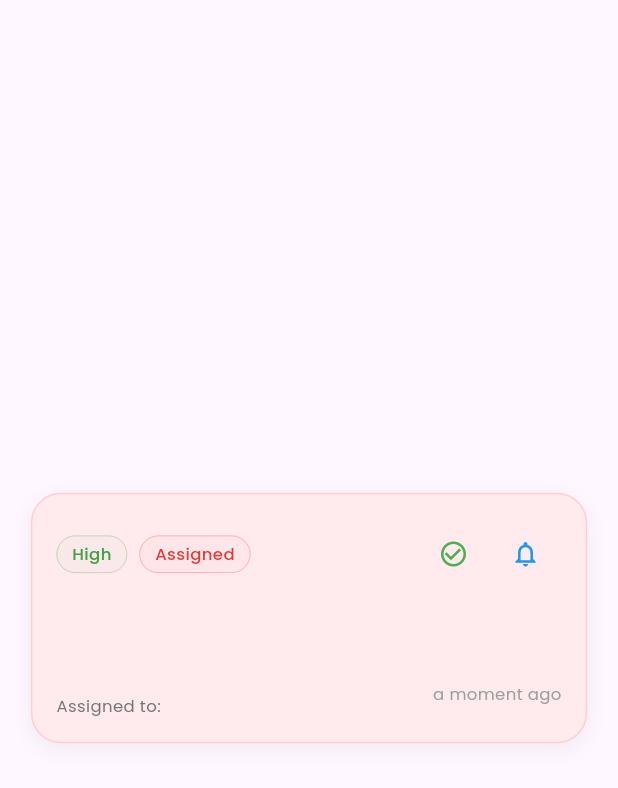
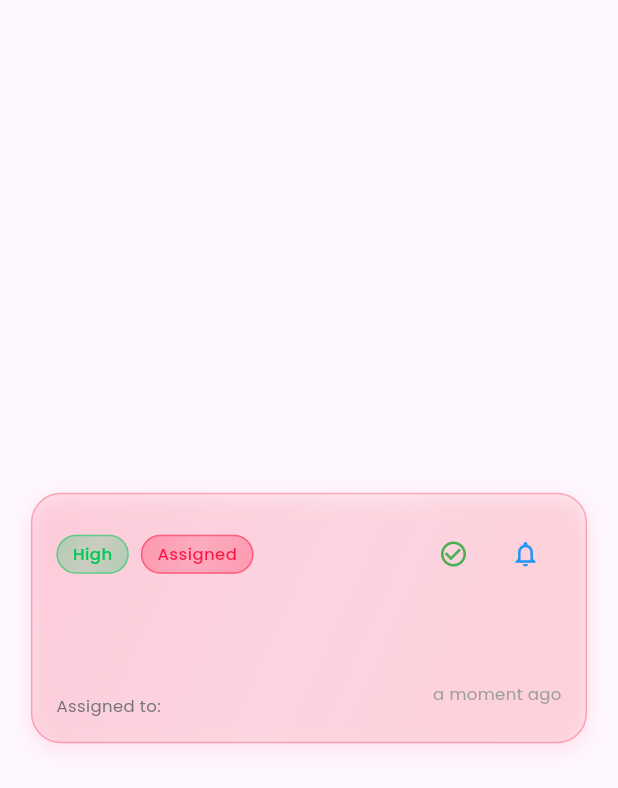
Before and after one commit to RonitGandotra05/bugzapp, a Flutter app: the BugCard widget shown alone on an empty page, opened directly with empty values, on a phone screen of 412 x 824 dp. Shown: the top 788 px of the screen. Run offline on Flutter 3.47's test engine with Material 3 defaults, Android fonts, the light colour scheme and no system bars; our stand-ins replace dio, file_picker, flutter_cache_manager, google_fonts, photo_view, shared_preferences and 1 more; accounts and stored records are empty; network calls fail.

Commit message:
RED AND GREEN BUG CARDS

```diff
--- a/lib/models/bug_filter.dart
+++ b/lib/models/bug_filter.dart
@@ -5,6 +5,12 @@ enum BugSortOption {
   oldest,
   severity,
   status
+}
+
+enum BugFilterType {
+  all,
+  resolved,
+  pending,
 }
 
 class BugFilter {
--- a/lib/widgets/bug_card.dart
+++ b/lib/widgets/bug_card.dart
@@ -37,33 +37,48 @@ class BugCard extends StatelessWidget {
 
   @override
   Widget build(BuildContext context) {
-    // Get screen width to maintain consistent card size
     final screenWidth = MediaQuery.of(context).size.width;
     final cardWidth = screenWidth > 600 ? 400.0 : screenWidth * 0.9;
 
-    // Define colors based on status
-    final backgroundColor = bug.status == BugStatus.assigned
-        ? const Color(0xFFFFEBEE)  // More noticeable red background
-        : const Color(0xFFE8F5E9); // More noticeable green background
+    // Define more vibrant, metallic-like gradients
+    final assignedGradient = LinearGradient(
+      begin: Alignment.topLeft,
+      end: Alignment.bottomRight,
+      colors: [
+        const Color(0xFFFF1744).withOpacity(0.1),  // Vibrant red
+        const Color(0xFFD50000).withOpacity(0.05),  // Deep red
+        const Color(0xFFFF5252).withOpacity(0.1),  // Light red
+      ],
+    );
 
-    final borderColor = bug.status == BugStatus.assigned
-        ? const Color(0xFFFFCDD2)  // Stronger red border
-        : const Color(0xFFC8E6C9); // Stronger green border
+    final resolvedGradient = LinearGradient(
+      begin: Alignment.topLeft,
+      end: Alignment.bottomRight,
+      colors: [
+        const Color(0xFF00C853).withOpacity(0.1),  // Vibrant green
+        const Color(0xFF1B5E20).withOpacity(0.05),  // Deep green
+        const Color(0xFF69F0AE).withOpacity(0.1),  // Light green
+      ],
+    );
 
     return Center(
       child: Container(
         width: cardWidth,
         margin: const EdgeInsets.symmetric(vertical: 8),
         decoration: BoxDecoration(
-          color: backgroundColor,
+          gradient: bug.status == BugStatus.assigned ? assignedGradient : resolvedGradient,
           borderRadius: BorderRadius.circular(20),
           border: Border.all(
-            color: borderColor,
+            color: bug.status == BugStatus.assigned
+                ? const Color(0xFFFF1744).withOpacity(0.3)  // Red border
+                : const Color(0xFF00C853).withOpacity(0.3), // Green border
             width: 1,
           ),
           boxShadow: [
             BoxShadow(
-              color: Colors.black.withOpacity(0.05),
+              color: (bug.status == BugStatus.assigned
+                  ? const Color(0xFFFF1744)
+                  : const Color(0xFF00C853)).withOpacity(0.1),
               blurRadius: 10,
               offset: const Offset(0, 4),
             ),
@@ -213,33 +228,33 @@ class BugCard extends StatelessWidget {
   }
 
   Widget _buildStatusChip({required String text, required Color color}) {
-    final chipColor = text.toLowerCase().contains('assigned')
-        ? const Color(0xFFE53935)  // Brighter red for assigned
-        : const Color(0xFF43A047); // Brighter green for resolved
+    final isAssigned = text.toLowerCase().contains('assigned');
+    final chipColor = isAssigned
+        ? const Color(0xFFFF1744)  // Vibrant red
+        : const Color(0xFF00C853); // Vibrant green
 
     return Container(
       padding: const EdgeInsets.symmetric(horizontal: 10, vertical: 4),
       decoration: BoxDecoration(
-        color: chipColor.withOpacity(0.15),
-        borderRadius: BorderRadius.circular(20),
-        border: Border.all(
-          color: chipColor.withOpacity(0.4),  // Increased border opacity
-          width: 0.5,
-        ),
         gradient: LinearGradient(
           begin: Alignment.topLeft,
           end: Alignment.bottomRight,
           colors: [
-            chipColor.withOpacity(0.25),  // Increased gradient opacity
+            chipColor.withOpacity(0.3),
             chipColor.withOpacity(0.2),
-            chipColor.withOpacity(0.15),
+            chipColor.withOpacity(0.3),
           ],
+        ),
+        borderRadius: BorderRadius.circular(20),
+        border: Border.all(
+          color: chipColor.withOpacity(0.5),
+          width: 1,
         ),
       ),
       child: Text(
         text,
         style: GoogleFonts.poppins(
-          color: chipColor,  // Full opacity for text
+          color: chipColor,
           fontWeight: FontWeight.w500,
           fontSize: 11,
         ),
```
Also changed, not shown: lib/screens/home_screen.dart (+38 -11 lines), lib/widgets/stats_panel.dart (+82 -50 lines).
